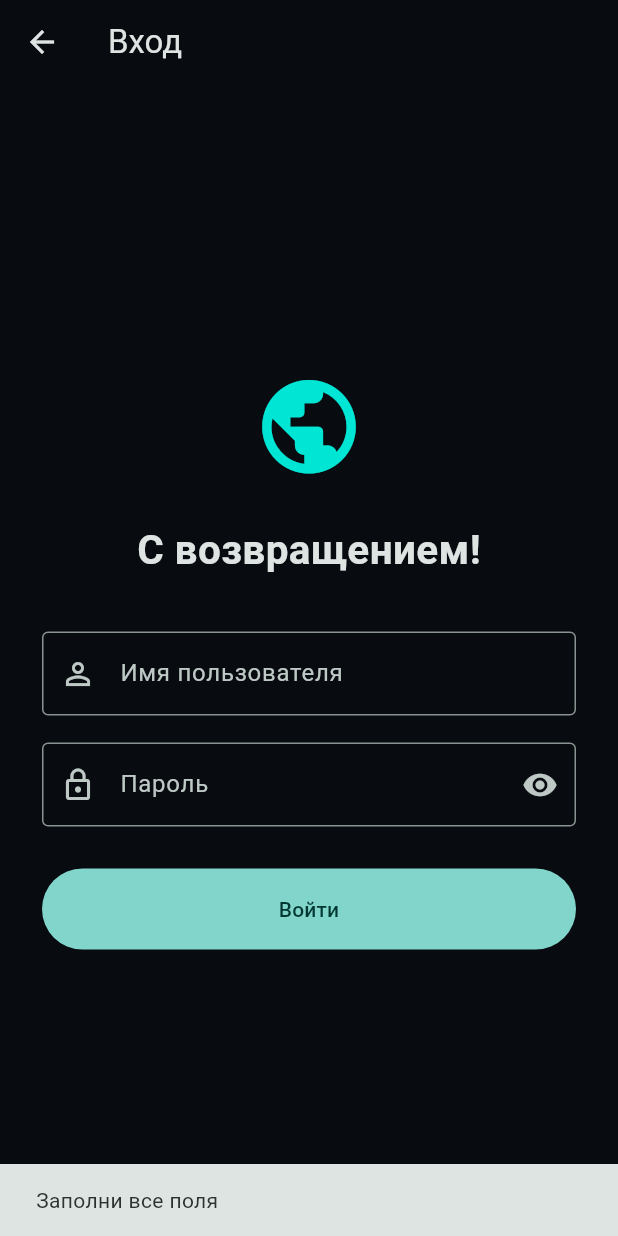
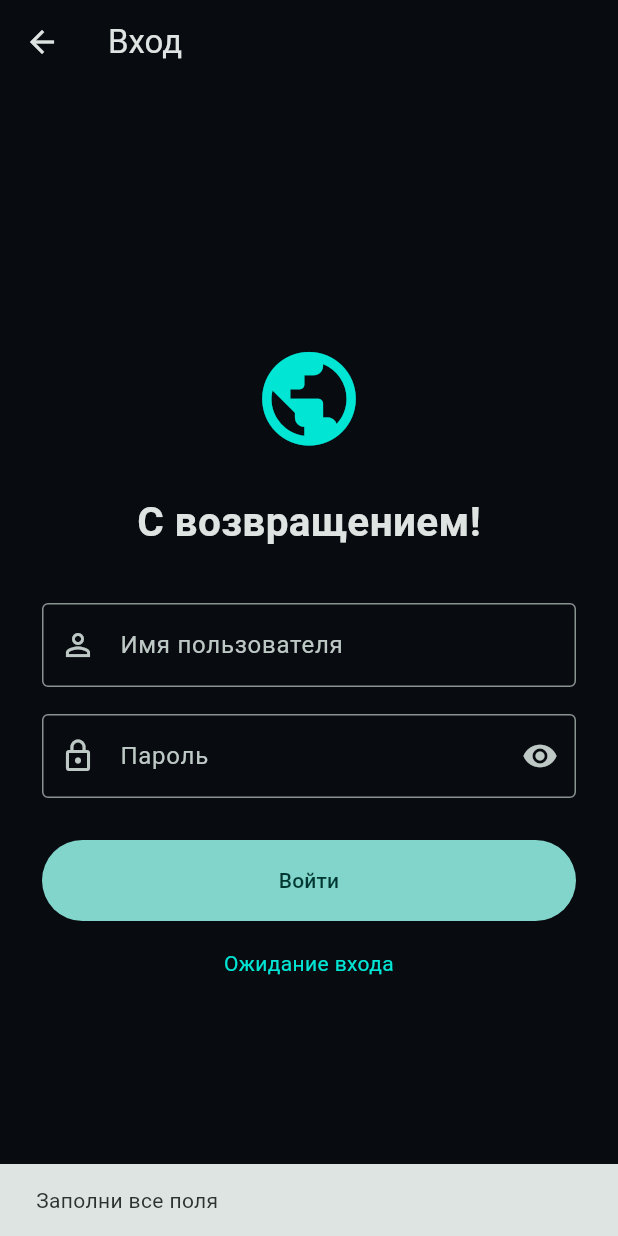
Before and after one commit to ramazandzanbekov974-blip/WORLD-MESSENGER, a Flutter app: the LoginScreen screen opened directly, after a tap on "Войти", on a phone screen of 412 x 824 dp. Run offline on Flutter 3.47's test engine with Material 3 defaults, Android fonts, the phone set to English and light mode, and no system bars; our stand-ins replace shared_preferences; accounts and stored records are empty.

Commit message:
Add login screen diagnostics

```diff
--- a/app/lib/screens/login_screen.dart
+++ b/app/lib/screens/login_screen.dart
@@ -15,6 +15,7 @@ class _LoginScreenState extends State<LoginScreen> {
 
   bool hidePassword = true;
   bool loading = false;
+  String diagnostic = 'Ожидание входа';
 
   @override
   void dispose() {
@@ -34,14 +35,26 @@ class _LoginScreenState extends State<LoginScreen> {
       return;
     }
 
-    setState(() => loading = true);
+    setState(() {
+      loading = true;
+      diagnostic = 'Этап 1: отправка запроса на сервер';
+    });
 
     try {
       final data = await ApiService.login(username, password);
-      final user = data['user'];
-      final name = user is Map ? user['username']?.toString() ?? username : username;
 
       if (!mounted) return;
+      setState(() => diagnostic = 'Этап 2: ответ получен, токен сохранён');
+
+      final user = data['user'];
+      final name = user is Map
+          ? user['username']?.toString() ?? username
+          : username;
+
+      await Future.delayed(const Duration(milliseconds: 500));
+      if (!mounted) return;
+
+      setState(() => diagnostic = 'Этап 3: переход в список чатов');
 
       Navigator.pushReplacement(
         context,
@@ -51,6 +64,7 @@ class _LoginScreenState extends State<LoginScreen> {
       );
     } catch (e) {
       if (!mounted) return;
+      setState(() => diagnostic = 'ОШИБКА: $e');
       ScaffoldMessenger.of(context).showSnackBar(
         SnackBar(content: Text(e.toString().replaceFirst('Exception: ', ''))),
       );
@@ -115,6 +129,12 @@ class _LoginScreenState extends State<LoginScreen> {
                       : const Text('Войти'),
                 ),
               ),
+              const SizedBox(height: 18),
+              Text(
+                diagnostic,
+                textAlign: TextAlign.center,
+                style: const TextStyle(color: Color(0xFF00E5D4)),
+              ),
             ],
           ),
         ),
```
